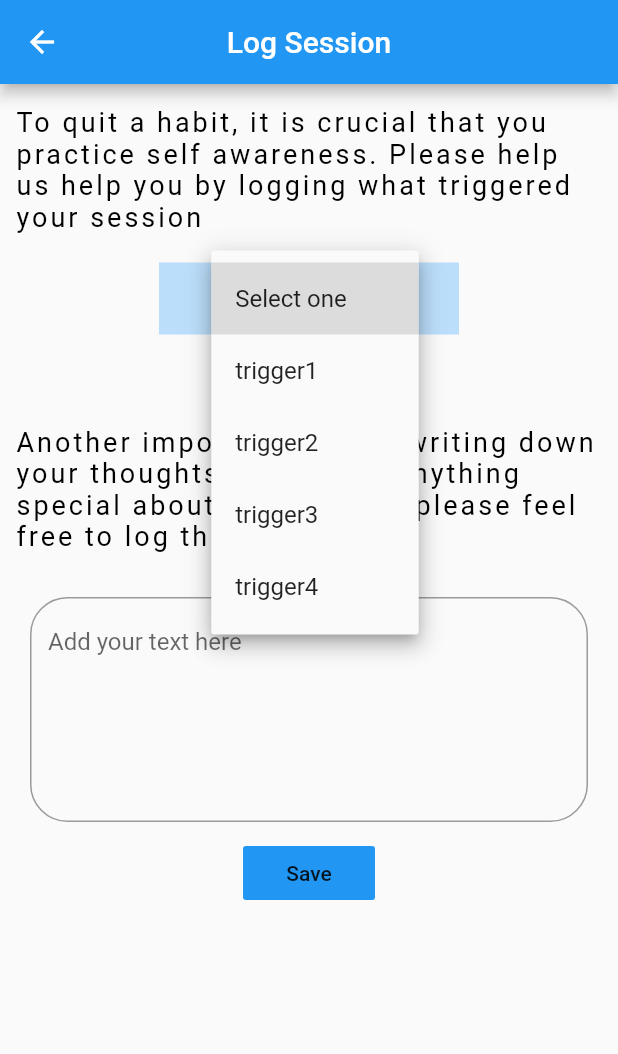
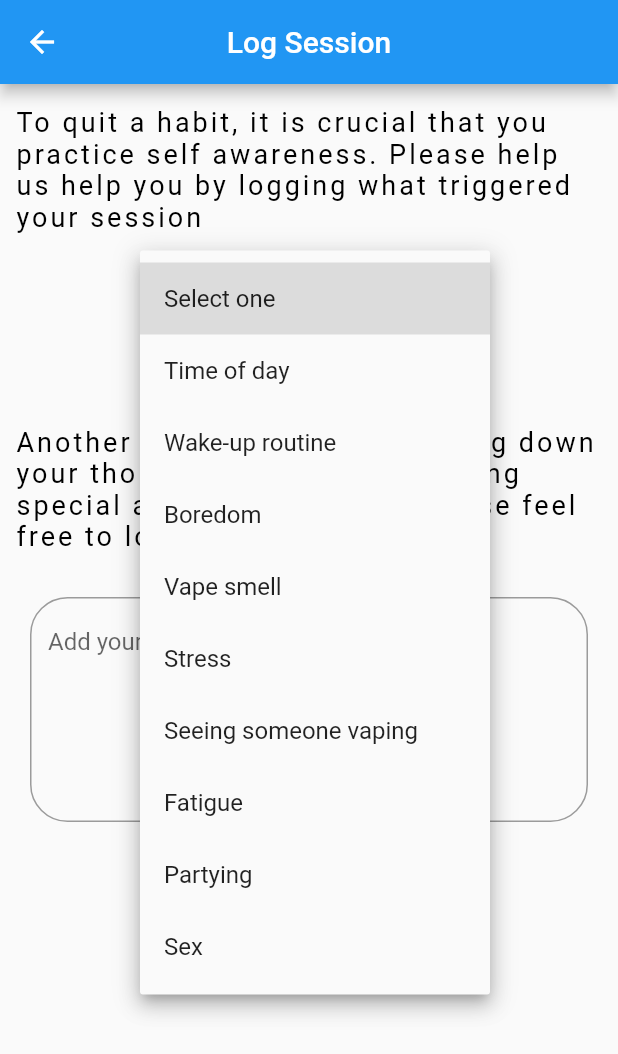
Before and after one commit to irfanyusra/Puffaway, a Flutter app: the LoggingTrigger screen opened directly, after a tap on "Select one", on a phone screen of 412 x 824 dp. Shown: the top 1054 px of the screen. Run offline on Flutter 3.47's test engine with Material 2 defaults, Android fonts, the phone set to English and light mode, and no system bars; our stand-ins replace cloud_firestore, firebase_auth; accounts and stored records are empty.

```diff
--- a/vape_app/lib/authenticate/sign_in.dart
+++ b/vape_app/lib/authenticate/sign_in.dart
@@ -1,6 +1,6 @@
 import 'package:flutter/material.dart';
 import 'package:vape_app/services/auth.dart';
-
+import 'package:vape_app/pages/Home.dart';
 class SignIn extends StatefulWidget {
   @override
   _SignInState createState() => _SignInState();
@@ -40,7 +40,9 @@ class _SignInState extends State<SignIn> {
                         ),
                         onPressed: () async{
                           dynamic result = await _auth.signInAnon(name);
-                          print(result);
+                          Navigator.pushReplacement(context, new MaterialPageRoute<void>(
+                          builder: (context) => Home()
+                          ));
                         }
             )
               ],)
--- a/vape_app/lib/pages/loading.dart
+++ b/vape_app/lib/pages/loading.dart
@@ -1,7 +1,7 @@
 import 'package:flutter/material.dart';
 import 'package:flutter/widgets.dart';
-import 'Home.dart';
 import 'dart:math';
+import 'package:vape_app/authenticate/sign_in.dart';
 
 class Loading extends StatefulWidget {
   @override
@@ -23,7 +23,7 @@ class _LoadingState extends State<Loading> {
     //simulate app loading delay to show the quote
     await Future.delayed(Duration(seconds: 3), () {
       Navigator.pushReplacement(context, new MaterialPageRoute<void>(
-          builder: (context) => Home()
+          builder: (context) => SignIn()
       ));
     });
   }
--- a/vape_app/lib/pages/logging_trigger.dart
+++ b/vape_app/lib/pages/logging_trigger.dart
@@ -15,10 +15,15 @@ class _LoggingTriggerState extends State<LoggingTrigger> {
   @override
   List<String> triggers = [
     'Select one',
-    'trigger1',
-    'trigger2',
-    'trigger3',
-    'trigger4'
+    'Time of day',
+    'Wake-up routine',
+    'Boredom',
+    'Vape smell',
+    'Stress',
+    'Seeing someone vaping',
+    'Fatigue',
+    'Partying',
+    'Sex'
   ];
 
   List<DropdownMenuItem<String>> dropdownTriggerItems;
--- a/vape_app/lib/pages/recommendation_page.dart
+++ b/vape_app/lib/pages/recommendation_page.dart
@@ -30,7 +30,7 @@ class _RecommendationState extends State<Recommendation> {
   @override
   Widget build(BuildContext context) {
     data = ModalRoute.of(context).settings.arguments;
-    //print(data);
+
     getRecommendation("trigger1");        //NEED TO PUT DATABASE VAR
 
     return Scaffold(
```
